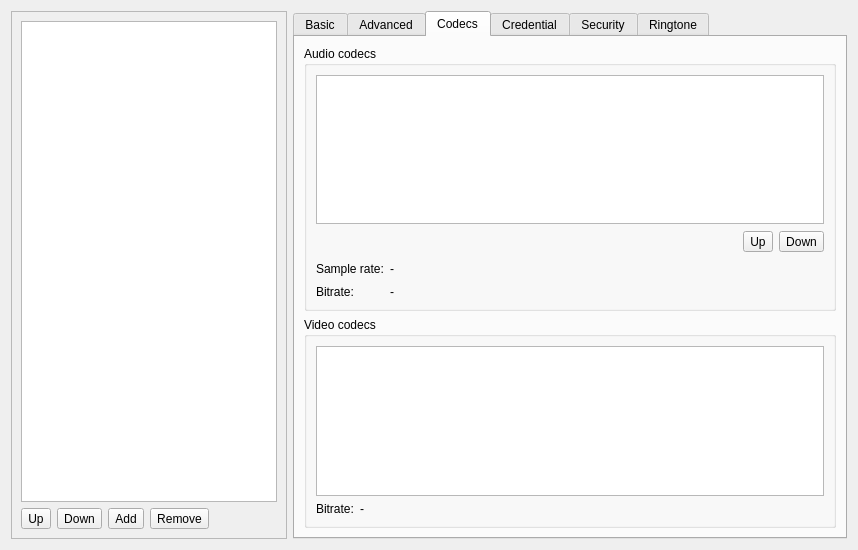
First picture: the form in src/conf/dlgaccountsbase.ui, repository KDE/ring-kde, before the edit.
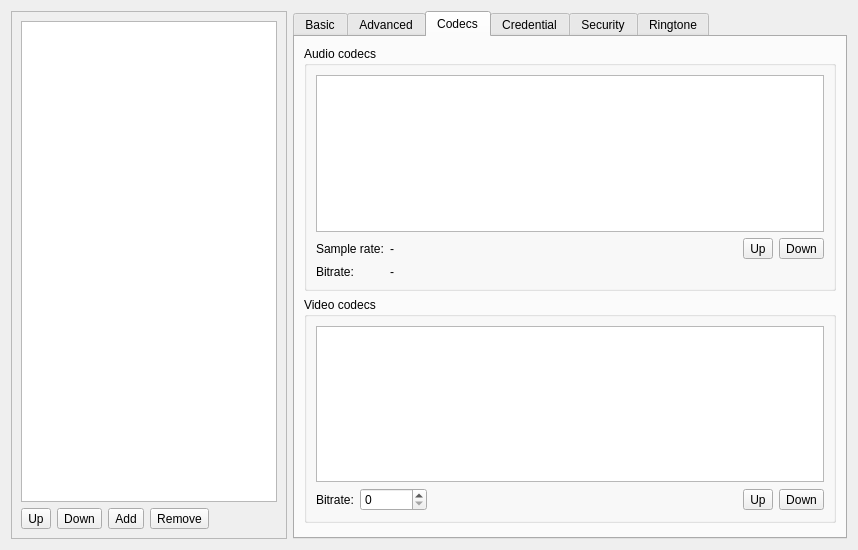
Second picture: the form after the edit. The open tabs and pages were chosen to show the change. Custom widgets are drawn as their Qt base class.

Diff of the .ui file:
```diff
--- a/src/conf/dlgaccountsbase.ui
+++ b/src/conf/dlgaccountsbase.ui
@@ -566,43 +566,29 @@
              <string>Audio codecs</string>
             </property>
             <layout class="QGridLayout" name="gridLayout_7">
-             <item row="2" column="1">
-              <widget class="QLabel" name="label_frequency_value">
-               <property name="text">
-                <string>-</string>
-               </property>
-              </widget>
-             </item>
-             <item row="2" column="2" colspan="4">
-              <spacer name="horizontalSpacer_6">
-               <property name="orientation">
-                <enum>Qt::Horizontal</enum>
-               </property>
-               <property name="sizeHint" stdset="0">
-                <size>
-                 <width>448</width>
-                 <height>20</height>
-                </size>
-               </property>
-              </spacer>
-             </item>
-             <item row="3" column="0">
-              <widget class="QLabel" name="label_bitrate">
-               <property name="text">
-                <string>Bitrate:</string>
-               </property>
-              </widget>
-             </item>
-             <item row="0" column="0" colspan="6">
-              <widget class="QListView" name="list_audiocodec"/>
-             </item>
-             <item row="2" column="0">
+             <item row="1" column="0">
               <widget class="QLabel" name="label_frequency">
                <property name="text">
                 <string>Sample rate:</string>
                </property>
               </widget>
              </item>
+             <item row="1" column="4">
+              <widget class="QToolButton" name="button_audiocodecUp">
+               <property name="toolTip">
+                <string>Get this account up</string>
+               </property>
+               <property name="whatsThis">
+                <string>By default, when you place a call, sflphone will use the first account in this list which is &quot;registered&quot;. Change the order of the accounts using the &quot;Up&quot; and &quot;Down&quot; arrows.</string>
+               </property>
+               <property name="text">
+                <string>Up</string>
+               </property>
+               <property name="shortcut">
+                <string notr="true">Up, PgUp</string>
+               </property>
+              </widget>
+             </item>
              <item row="3" column="1">
               <widget class="QLabel" name="label_bitrate_value">
                <property name="text">
@@ -610,6 +596,36 @@
                </property>
               </widget>
              </item>
+             <item row="1" column="2">
+              <spacer name="horizontalSpacer_6">
+               <property name="orientation">
+                <enum>Qt::Horizontal</enum>
+               </property>
+               <property name="sizeHint" stdset="0">
+                <size>
+                 <width>448</width>
+                 <height>20</height>
+                </size>
+               </property>
+              </spacer>
+             </item>
+             <item row="1" column="1">
+              <widget class="QLabel" name="label_frequency_value">
+               <property name="text">
+                <string>-</string>
+               </property>
+              </widget>
+             </item>
+             <item row="0" column="0" colspan="6">
+              <widget class="QListView" name="list_audiocodec"/>
+             </item>
+             <item row="3" column="0">
+              <widget class="QLabel" name="label_bitrate">
+               <property name="text">
+                <string>Bitrate:</string>
+               </property>
+              </widget>
+             </item>
              <item row="1" column="5">
               <widget class="QToolButton" name="button_audiocodecDown">
                <property name="toolTip">
@@ -626,35 +642,6 @@
                </property>
               </widget>
              </item>
-             <item row="1" column="4">
-              <widget class="QToolButton" name="button_audiocodecUp">
-               <property name="toolTip">
-                <string>Get this account up</string>
-               </property>
-               <property name="whatsThis">
-                <string>By default, when you place a call, sflphone will use the first account in this list which is &quot;registered&quot;. Change the order of the accounts using the &quot;Up&quot; and &quot;Down&quot; arrows.</string>
-               </property>
-               <property name="text">
-                <string>Up</string>
-               </property>
-               <property name="shortcut">
-                <string notr="true">Up, PgUp</string>
-               </property>
-              </widget>
-             </item>
-             <item row="1" column="0" colspan="4">
-              <spacer name="horizontalSpacer_10">
-               <property name="orientation">
-                <enum>Qt::Horizontal</enum>
-               </property>
-               <property name="sizeHint" stdset="0">
-                <size>
-                 <width>422</width>
-                 <height>23</height>
-                </size>
-               </property>
-              </spacer>
-             </item>
             </layout>
            </widget>
           </item>
@@ -664,8 +651,25 @@
              <string>Video codecs</string>
             </property>
             <layout class="QGridLayout" name="gridLayout_12">
-             <item row="0" column="0" colspan="2">
-              <widget class="QListWidget" name="m_pCodecsLW"/>
+             <item row="1" column="1">
+              <widget class="QSpinBox" name="m_pBitrateSB">
+               <property name="maximum">
+                <number>100000</number>
+               </property>
+              </widget>
+             </item>
+             <item row="1" column="2">
+              <spacer name="horizontalSpacer_11">
+               <property name="orientation">
+                <enum>Qt::Horizontal</enum>
+               </property>
+               <property name="sizeHint" stdset="0">
+                <size>
+                 <width>40</width>
+                 <height>20</height>
+                </size>
+               </property>
+              </spacer>
              </item>
              <item row="1" column="0">
               <widget class="QLabel" name="label">
@@ -680,19 +684,23 @@
                </property>
               </widget>
              </item>
-             <item row="1" column="1">
-              <widget class="QLabel" name="m_pBitrateL">
-               <property name="sizePolicy">
-                <sizepolicy hsizetype="Expanding" vsizetype="Preferred">
-                 <horstretch>0</horstretch>
-                 <verstretch>0</verstretch>
-                </sizepolicy>
+             <item row="1" column="4">
+              <widget class="QToolButton" name="m_pVCodecDownPB">
+               <property name="text">
+                <string>Down</string>
                </property>
+              </widget>
+             </item>
+             <item row="1" column="3">
+              <widget class="QToolButton" name="m_pVCodecUpPB">
                <property name="text">
-                <string>-</string>
+                <string>Up</string>
                </property>
               </widget>
              </item>
+             <item row="0" column="0" colspan="5">
+              <widget class="QListView" name="m_pCodecsLW"/>
+             </item>
             </layout>
            </widget>
           </item>
```
